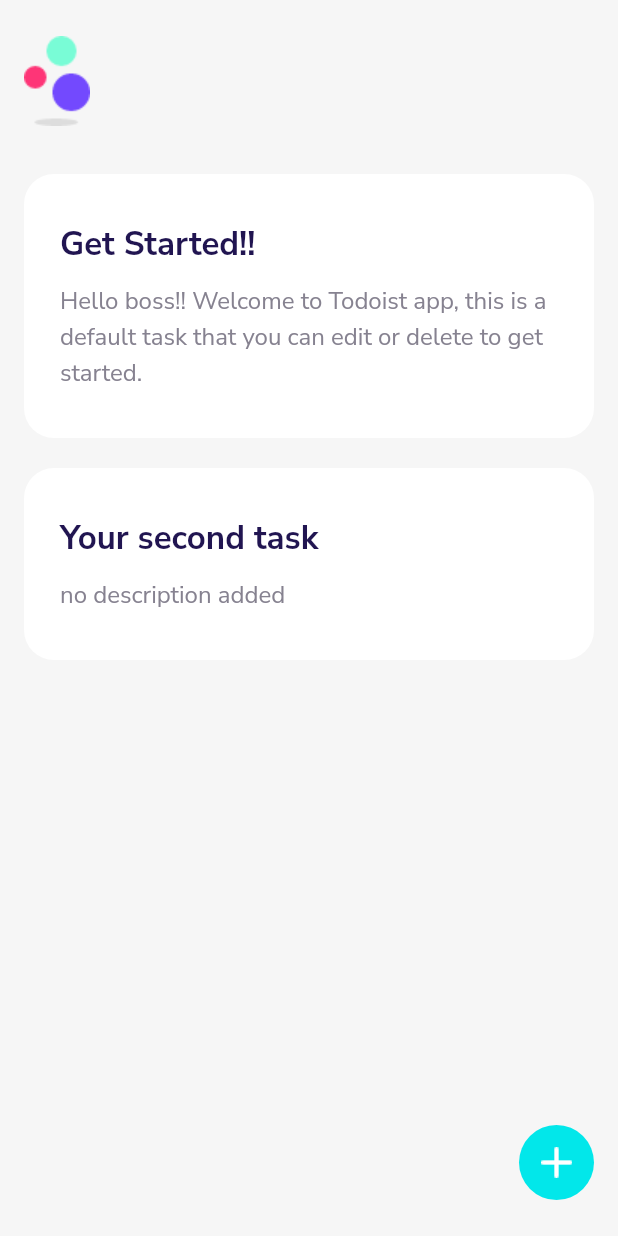
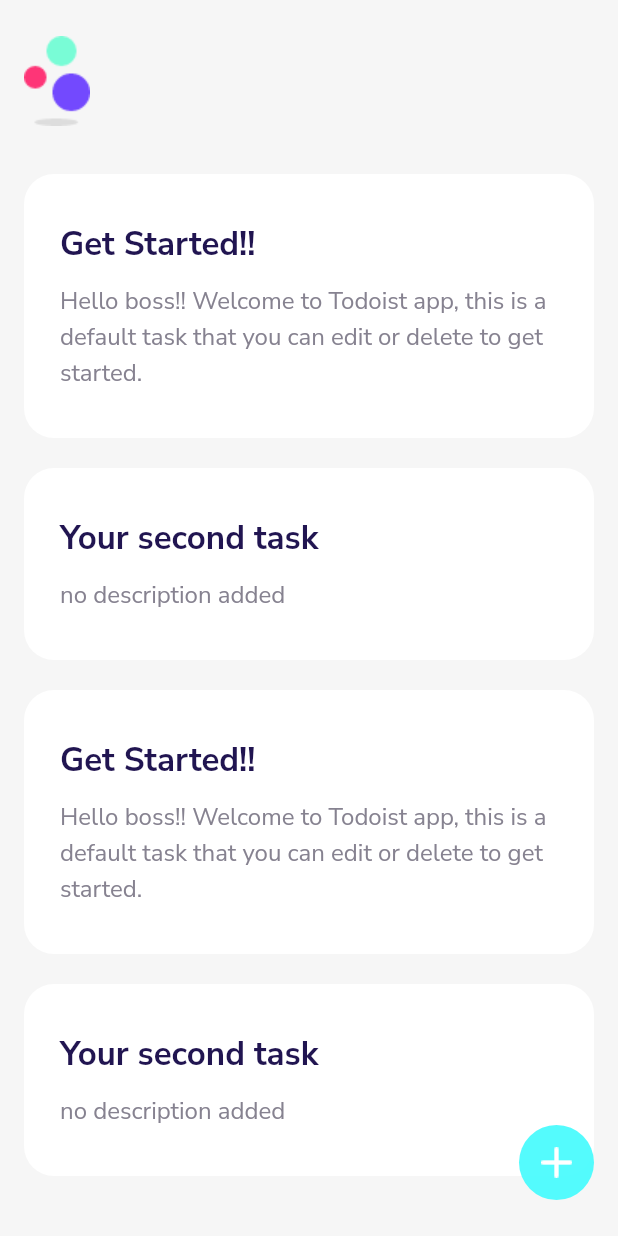
Before and after one commit to aakritsubedi/todoist, a Flutter app: the screen it shows after launch, on a phone screen of 412 x 824 dp. Run offline on Flutter 3.47's test engine with Material 2 defaults, Android fonts, the phone set to English and light mode, and no system bars; our stand-ins replace google_fonts.

Commit message:
Replica of dummy task and minor design fixes

```diff
--- a/lib/pages/home.dart
+++ b/lib/pages/home.dart
@@ -19,17 +19,30 @@ class _MyHomePageState extends State<MyHomePage> {
           child: Container(
             color: Color(0xFFF6F6F6),
             width: double.infinity,
-            padding: EdgeInsets.symmetric(horizontal: 16.0, vertical: 24.0),
+            padding: EdgeInsets.symmetric(horizontal: 16.0),
             child: Stack(
               children: [
                 Column(
                   crossAxisAlignment: CrossAxisAlignment.start,
                   children: [
                     Container(
-                      margin: EdgeInsets.only(bottom: 32.0),
+                      margin: EdgeInsets.only(
+                        bottom: 32.0,
+                        top: 24.0
+                      ),
                       child: Image(
                         image: AssetImage('assets/images/logo.png'),
                       ),
+                    ),
+                    Expanded(
+                        child: ListView(
+                      children: [
+                        TaskCardWidget(
+                            title: 'Get Started!!',
+                            desc:
+                                'Hello boss!! Welcome to Todoist app, this is a default task that you can edit or delete to get started.'),
+                        TaskCardWidget(
+                          title: 'Your second task',
                         ),
                         TaskCardWidget(
                             title: 'Get Started!!',
@@ -39,21 +52,21 @@ class _MyHomePageState extends State<MyHomePage> {
                           title: 'Your second task',
                         )
                       ],
+                    ))
+                  ],
                 ),
                 Positioned(
-                  bottom: 0.0,
+                  bottom: 24.0,
                   right: 0.0,
                   child: Container(
                       height: 50.0,
                       width: 50.0,
                       decoration: BoxDecoration(
-                      color: Color(0xFF02e7ea),
-                      borderRadius: BorderRadius.circular(25.0)
-                    ),
+                          color: Color(0xFF049fbfd),
+                          borderRadius: BorderRadius.circular(25.0)),
                       child: Image(
                         image: AssetImage('assets/images/add_icon.png'),
-                    )
-                  ),
+                      )),
                 )
               ],
             ),
```
Lines whose indentation alone changed are shown as unchanged.
